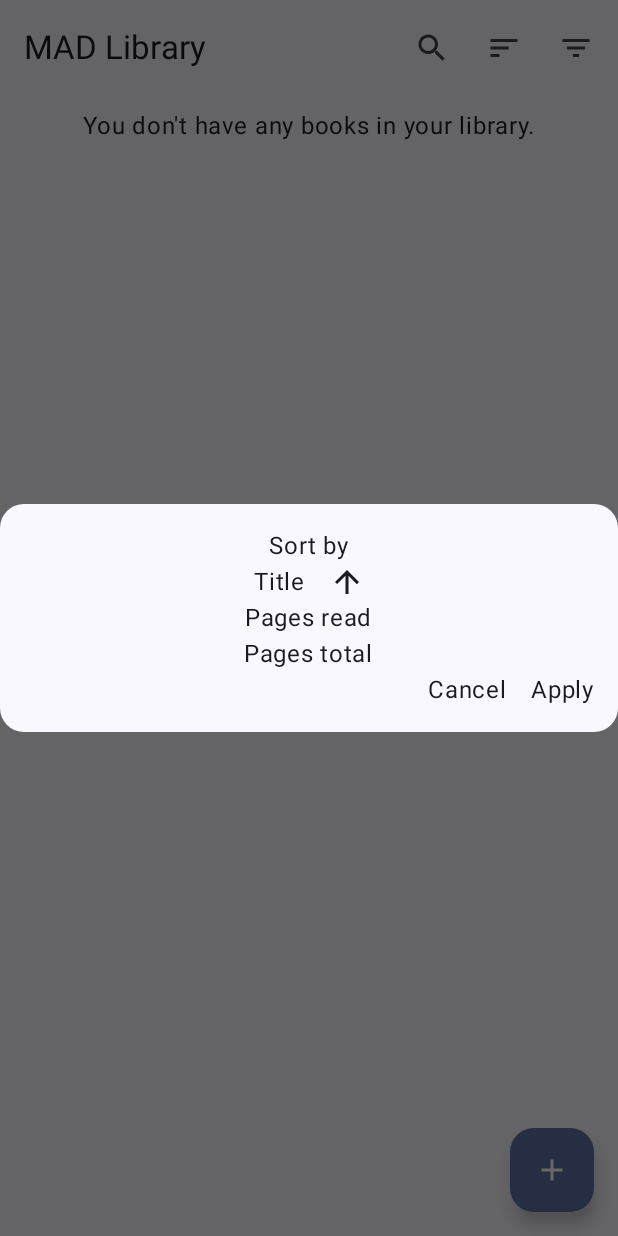
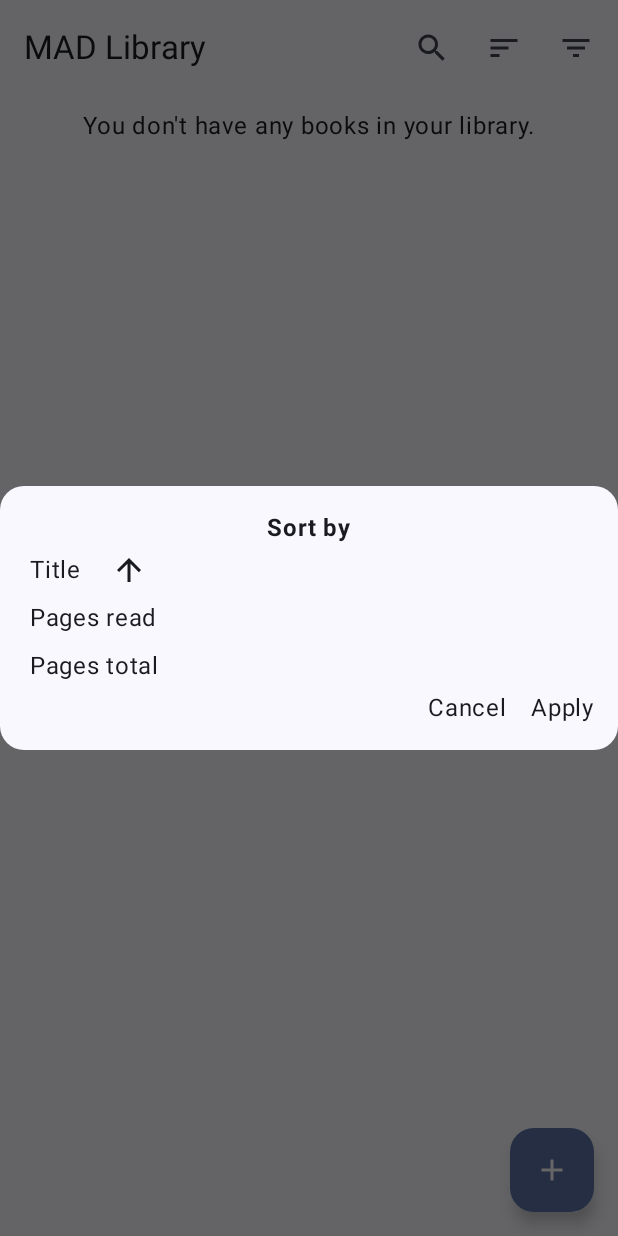
Before and after one commit to b-sass/LibraryManagementSystem, an Android app built with Jetpack Compose: the screen it shows after launch (MainActivity), after a tap on "Sort", on a phone screen of 412 x 824 dp. Run offline under Robolectric (Android 15) with nearby library versions, the phone set to English and light mode, and no system bars; our stand-ins replace Room's generated code.

Commit message:
Changes to dialogs + added slider in item view.

```diff
--- a/app/src/main/java/com/example/bookmanagementsystem/dialogs/SortDialog.kt
+++ b/app/src/main/java/com/example/bookmanagementsystem/dialogs/SortDialog.kt
@@ -21,6 +21,8 @@ import androidx.compose.runtime.mutableStateListOf
 import androidx.compose.runtime.remember
 import androidx.compose.ui.Alignment
 import androidx.compose.ui.Modifier
+import androidx.compose.ui.text.font.FontStyle
+import androidx.compose.ui.text.font.FontWeight
 import androidx.compose.ui.unit.dp
 import com.example.bookmanagementsystem.viewmodel.BookListViewModel
 
@@ -51,11 +53,15 @@ fun SortDialog(
                 horizontalAlignment = Alignment.CenterHorizontally,
                 modifier = Modifier.padding(16.dp)
             ){
-                Text("Sort by")
+                Text(text = "Sort by", fontWeight = FontWeight.Bold)
 
                 for (sort in sorts) {
                     Row(
-                        modifier = Modifier.clickable {
+                        horizontalArrangement = Arrangement.Start,
+                        verticalAlignment = Alignment.CenterVertically,
+                        modifier = Modifier
+                            .fillMaxWidth()
+                            .clickable {
                             if (currentSort[0] != sort) {
                                 currentSort.clear()
                                 currentSort.addAll(listOf(sort, "Ascending"))
@@ -70,7 +76,10 @@ fun SortDialog(
                             }
                         }
                     ) {
-                        Text(sort)
+                        Text(
+                            text = sort,
+                            modifier = Modifier.padding(4.dp)
+                        )
                         if (currentSort[0] == sort) {
                             Spacer(modifier = Modifier.padding(8.dp))
                             when (currentSort[1]) {
@@ -93,12 +102,12 @@ fun SortDialog(
                 ) {
                     Text(
                         text = "Cancel",
-                        Modifier.clickable { onDismissRequest() }
+                        modifier = Modifier.clickable { onDismissRequest() }
                     )
                     Spacer(modifier = Modifier.padding(8.dp))
                     Text(
                         text = "Apply",
-                        Modifier.clickable {
+                        modifier = Modifier.clickable {
                             viewModel.appliedSort = currentSort
                             onDismissRequest()
                         }
--- a/app/src/main/java/com/example/bookmanagementsystem/view/BookListView.kt
+++ b/app/src/main/java/com/example/bookmanagementsystem/view/BookListView.kt
@@ -1,5 +1,7 @@
 package com.example.bookmanagementsystem.view
 
+import androidx.activity.compose.BackHandler
+import androidx.compose.foundation.basicMarquee
 import androidx.compose.foundation.border
 import androidx.compose.foundation.clickable
 import androidx.compose.foundation.layout.Arrangement
@@ -103,16 +105,26 @@ fun BookListView(
     Scaffold(
         topBar = {
             if (searchToggle) {
+                // Turn off search on back press
+                BackHandler {
+                    query = ""
+                    searchToggle = false
+                    viewModel.getBooks()
+                }
+
+                // Query book database based on search input
                 SearchBar(query, onQueryChange = {
                     query = it
                     if (query == "") {
                         viewModel.getBooks()
                     } else { viewModel.searchBooks("%$query%") }
+                // Reset search bar on close and display all books
             },  onSearchClose = {
                     query = ""
                     searchToggle = false
                     viewModel.getBooks()
             })
+            // Show default bar when search isn't used
             } else {
                 DefaultBar(
                     onSearch = { searchToggle = true },
@@ -121,6 +133,7 @@ fun BookListView(
                 )
             }
         },
+        // Move to add screen on button press
         floatingActionButton = {
             FloatingActionButton(
                 onClick = { onAddButtonClicked() },
@@ -130,7 +143,7 @@ fun BookListView(
         },
     ) { innerPadding ->
 
-//         Filter dialog
+        // Filter dialog
         if (filter) {
             FilterDialog(viewModel) { filter = false }
         }
@@ -176,21 +189,34 @@ fun BookListView(
                                     .fillMaxWidth()
                                     .padding(16.dp)
                             ) {
-                                Column {
-                                    Row {
-                                        Text(book.title)
-                                        Text(book.genre)
-
-                                    }
-                                    Row {
-                                        Text(book.author)
-                                        Text("Read: ${book.pagesRead} | Total: ${book.pagesTotal}")
-
-                                    }
+                                Column(
+                                    modifier = Modifier
+                                        .fillMaxWidth()
+                                        .weight(1f)
+                                ) {
+                                    Text(
+                                        text = book.title,
+                                        modifier = Modifier
+                                            .basicMarquee()
+                                    )
+                                    Text(
+                                        text = book.author,
+                                        modifier = Modifier
+                                            .basicMarquee()
+                                    )
+                                }
+                                Column(
+                                    modifier = Modifier
+                                        .fillMaxWidth()
+                                        .weight(1f),
+                                    horizontalAlignment = Alignment.End
+                                ) {
+                                    Text(book.genre)
+                                    Text("Read: ${book.pagesRead} | Total: ${book.pagesTotal}")
                                 }
                             }
-                            HorizontalDivider()
                         }
+                        HorizontalDivider()
                     }
                 }
             }
@@ -215,6 +241,7 @@ private fun DefaultBar(onSearch: () -> Unit, onSortButtonClicked: () -> Unit, on
 @Composable
 private fun SearchBar(query: String, onQueryChange: (String) -> Unit = {}, onSearchClose: () -> Unit) {
     TopAppBar(
+        // Close search bar on back icon press
         navigationIcon = { IconButton(onClick = {onSearchClose()}) { Icon(Icons.AutoMirrored.Filled.ArrowBack, "Back") }},
         title = { TextField(
             value = query,
```
Also changed, not shown: app/src/main/java/com/example/bookmanagementsystem/dialogs/DeleteDialog.kt (+19 -12 lines), app/src/main/java/com/example/bookmanagementsystem/dialogs/FilterDialog.kt (+17 -4 lines), app/src/main/java/com/example/bookmanagementsystem/view/BookItemView.kt (+74 -11 lines), app/src/main/java/com/example/bookmanagementsystem/viewmodel/BookItemViewModel.kt (+7 -0 lines).
